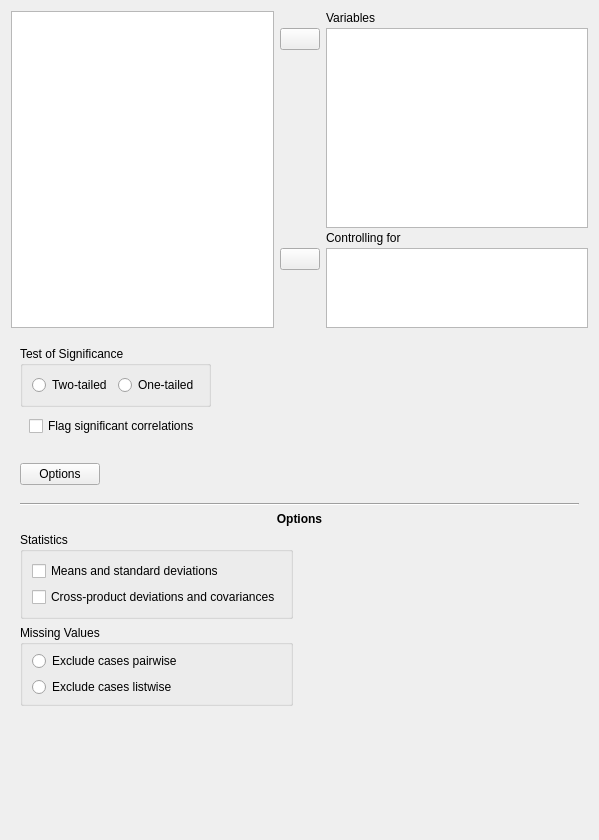
Old version of the form JASP-Desktop/analysisforms/correlationpartialform.ui in the repository jasp-stats/jasp-desktop.
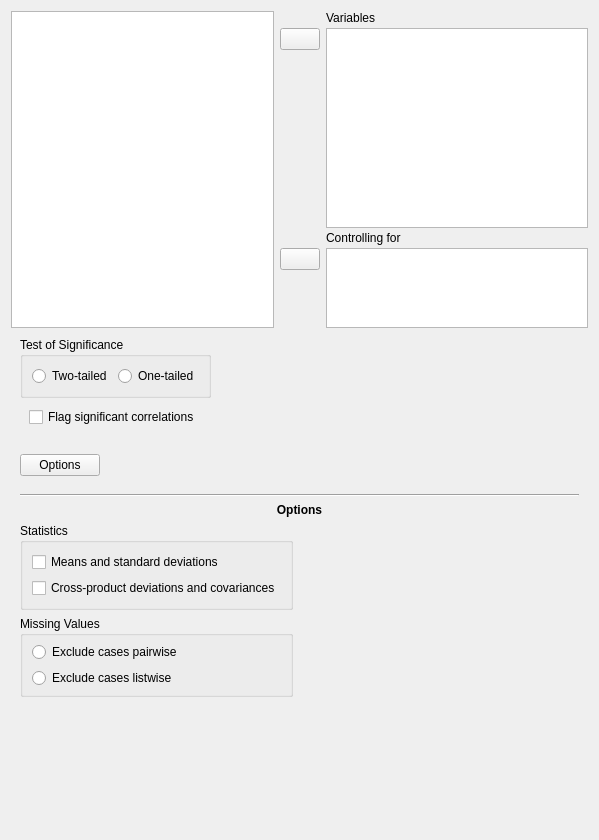
New version of the form. Custom widgets are drawn as their Qt base class.

```diff
--- a/JASP-Desktop/analysisforms/correlationpartialform.ui
+++ b/JASP-Desktop/analysisforms/correlationpartialform.ui
@@ -41,6 +41,9 @@
       <property name="rightMargin">
        <number>0</number>
       </property>
+      <property name="bottomMargin">
+       <number>0</number>
+      </property>
       <property name="verticalSpacing">
        <number>3</number>
       </property>
```
